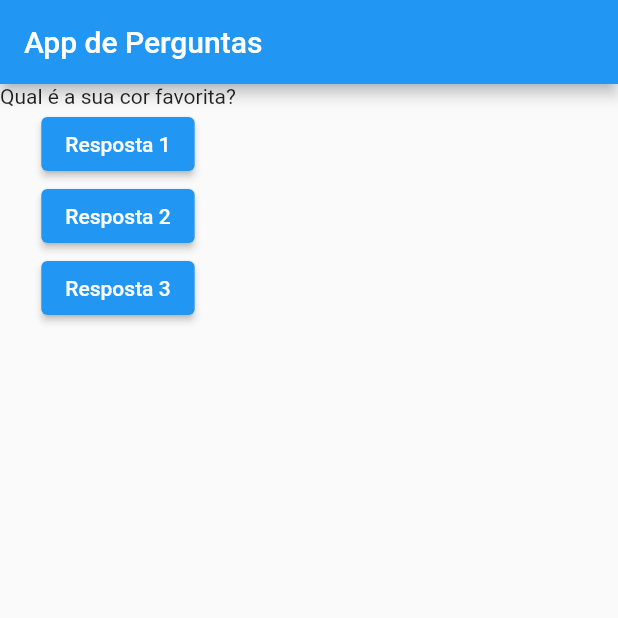
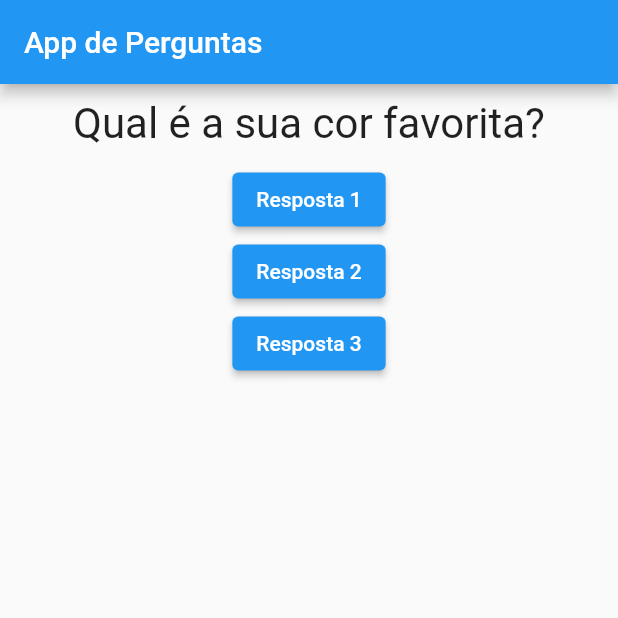
Before and after one commit to CharlesEdu07/QuestionsApp, a Flutter app: the screen it shows after launch, on a phone screen of 412 x 824 dp, the top half of it. Run offline on Flutter 3.47's test engine with Material 2 defaults, Android fonts, the phone set to English and light mode, and no system bars.

Commit message:
Formatando texto

```diff
--- a/lib/question.dart
+++ b/lib/question.dart
@@ -7,6 +7,16 @@ class Question extends StatelessWidget {
 
   @override
   Widget build(BuildContext context) {
-    return Text(text);
+    return Container(
+      width: double.infinity,
+      margin: EdgeInsets.all(10),
+      child: Text(
+        text,
+        style: TextStyle(
+          fontSize: 28,
+        ),
+        textAlign: TextAlign.center,
+      ),
+    );
   }
 }
```
